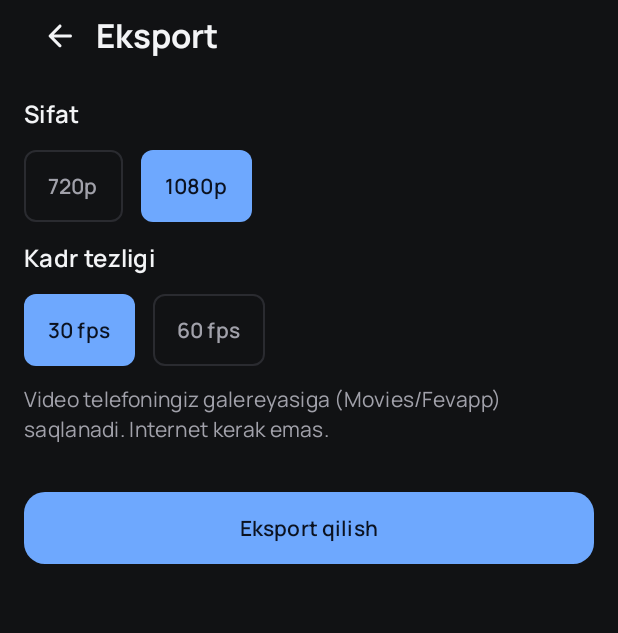
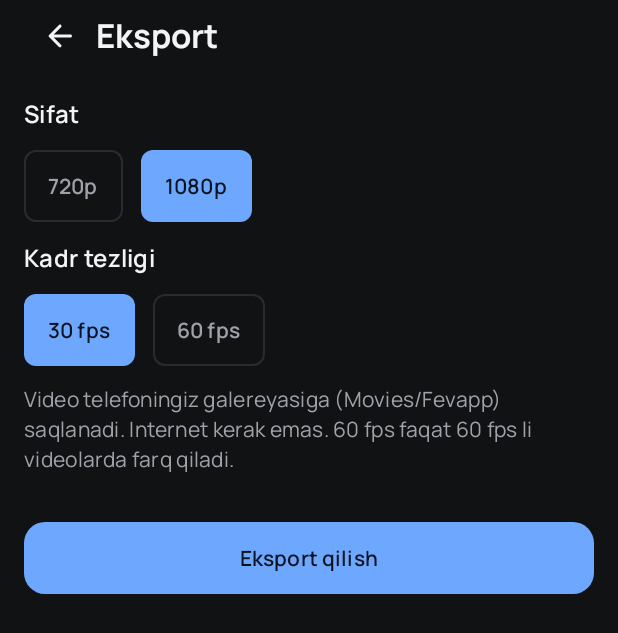
Before and after one commit to AbdulmalikAbdumalikov/fevapp, an Android app built with Jetpack Compose: the composable ExportScreen shown on its own in the app's theme, on a phone screen of 412 x 824 dp. Shown: the top 633 px of the screen. Run offline under Robolectric (Android 15) with nearby library versions, the phone set to English and light mode, and no system bars; our stand-ins replace Dagger/Hilt's generated code; libraries missing offline, so code that uses them is left out: androidx.hilt.lifecycle; 1 statement that could not run was skipped.

Commit message:
fix(format,export): pure black default background; explain 60 fps
The Format sheet's black is now #000000 (classic bars, no overlay); the
content palette's near-black stays for text. Export hint says 60 fps only
helps 60 fps sources (frames can be dropped, not invented).

```diff
--- a/feature/export/src/main/res/values/strings.xml
+++ b/feature/export/src/main/res/values/strings.xml
@@ -6,7 +6,7 @@
     <string name="export_fps">Kadr tezligi</string>
     <string name="export_fps_value">%1$d fps</string>
     <string name="export_resolution_value">%1$dp</string>
-    <string name="export_hint">Video telefoningiz galereyasiga (Movies/Fevapp) saqlanadi. Internet kerak emas.</string>
+    <string name="export_hint">Video telefoningiz galereyasiga (Movies/Fevapp) saqlanadi. Internet kerak emas. 60 fps faqat 60 fps li videolarda farq qiladi.</string>
     <string name="export_start">Eksport qilish</string>
     <string name="export_running">Eksport qilinmoqda…</string>
     <string name="export_keep_open">Ilovadan chiqsangiz ham eksport davom etadi</string>
```
Also changed, not shown: feature/editor/src/main/kotlin/uz/selerown/fevapp/feature/editor/ToolSheet.kt (+6 -3 lines).
